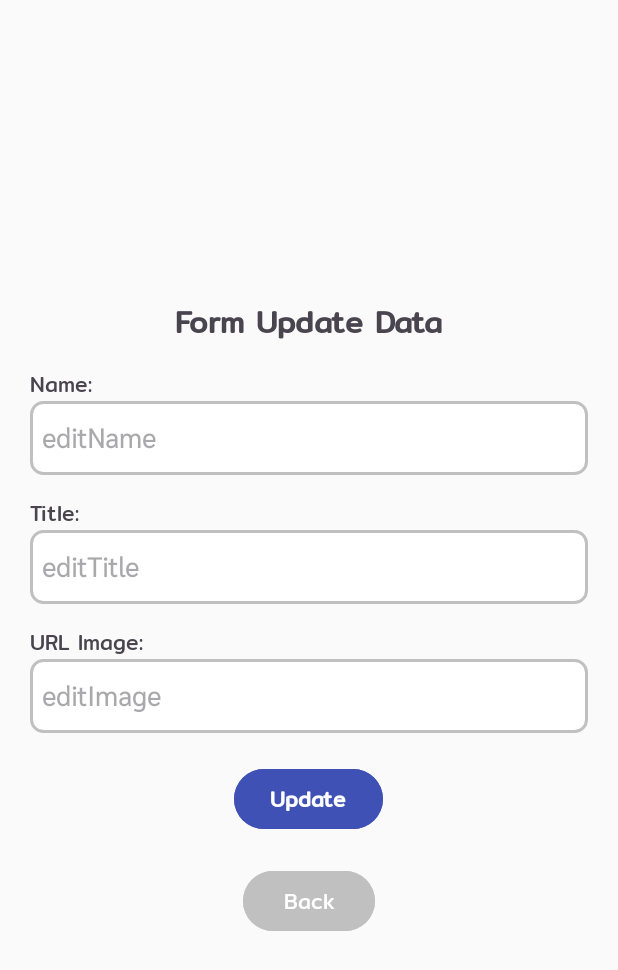
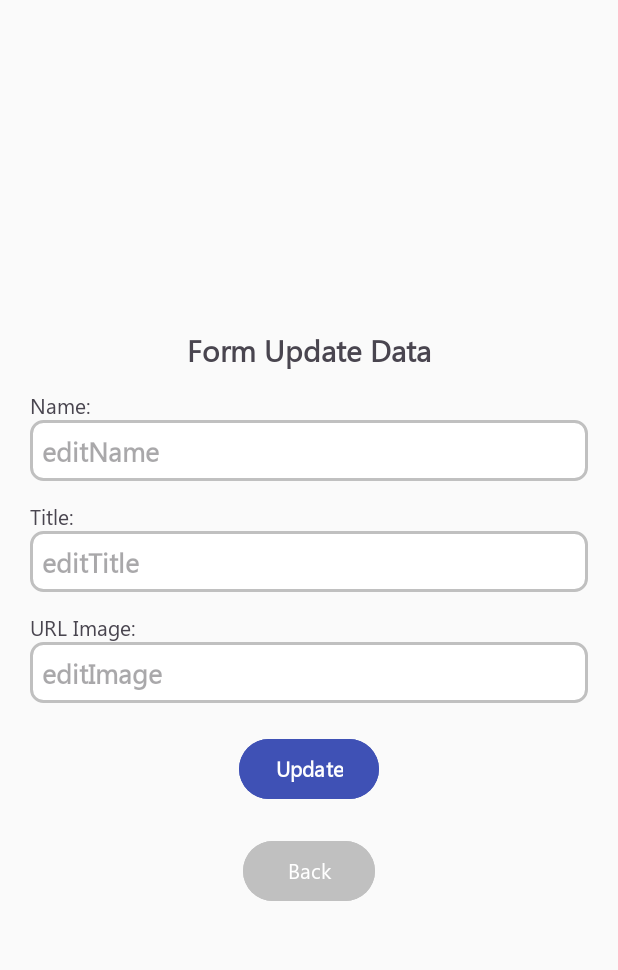
Before and after one commit to Demithier01/Cactus, an Android app: the UpdateFragment screen opened through its navigation route, on a phone screen of 412 x 824 dp. Shown: the top 970 px of the screen. Run offline under Robolectric (Android 15) with nearby library versions, the phone set to English and light mode, and no system bars.

Commit message:
update apply font

```diff
--- a/app/src/main/java/com/example/cactus/AddDataFragment.kt
+++ b/app/src/main/java/com/example/cactus/AddDataFragment.kt
@@ -36,9 +36,8 @@ class AddDataFragment : Fragment() {
 
             if ( id.isNotEmpty() && name.isNotEmpty() && title.isNotEmpty() && imageUrl.isNotEmpty()) {
                 val newSpeciesItem = SpeciesItem(id,name, title, imageUrl)
-                viewModel.createData(newSpeciesItem)
+                viewModel.createItem(newSpeciesItem)
 
-                // Navigate back to RetrofitFragment
                 findNavController().popBackStack()
             } else {
                 Toast.makeText(requireContext(), "Please fill in all fields", Toast.LENGTH_SHORT).show()
--- a/app/src/main/java/com/example/cactus/view/SpeciesAdapter.kt
+++ b/app/src/main/java/com/example/cactus/view/SpeciesAdapter.kt
@@ -47,20 +47,16 @@ class SpeciesAdapter(private var speciesList: List<SpeciesItem>,
            val alertDialogBuilder = MaterialAlertDialogBuilder(requireContext)
            alertDialogBuilder.setTitle("Confirm delete")
            alertDialogBuilder.setMessage("Are you sure you want to delete this ${speciesItem.name}?")
-
            alertDialogBuilder.setPositiveButton("Delete") { _, _ ->
-               // User clicked Yes, proceed with deletion
                onDeleteItem.invoke(speciesItem)
            }
 
            alertDialogBuilder.setNegativeButton("Cancel") { _, _ ->
-               // User clicked No, do nothing
            }
 
            val alertDialog = alertDialogBuilder.create()
            alertDialog.show()
        }
-
         }
 
     override fun onCreateViewHolder(parent: ViewGroup, viewType: Int): SpeciesViewHolder {
--- a/app/src/main/res/layout/fragment_detail.xml
+++ b/app/src/main/res/layout/fragment_detail.xml
@@ -32,7 +32,6 @@
                 android:layout_width="wrap_content"
                 android:layout_height="wrap_content"
                 android:layout_gravity="center_horizontal"
-                android:fontFamily="@font/mitr_regular"
                 android:text="name"
                 android:textSize="24dp"
                 android:textStyle="bold" />
@@ -60,7 +59,6 @@
                 android:layout_height="wrap_content"
                 android:layout_marginTop="20dp"
                 android:padding="8dp"
-                android:fontFamily="@font/sarabun_regular"
                 android:text="@string/description"
                 android:textSize="18dp" />
         </LinearLayout>
--- a/app/src/main/res/layout/fragment_update.xml
+++ b/app/src/main/res/layout/fragment_update.xml
@@ -7,6 +7,9 @@
     tools:context=".UpdateFragment"
     android:background="#FAFAFA">
 
+    <ScrollView
+        android:layout_width="match_parent"
+        android:layout_height="match_parent">
         <LinearLayout
             android:layout_width="match_parent"
             android:layout_height="wrap_content"
@@ -19,7 +22,6 @@
                 android:layout_width="wrap_content"
                 android:layout_height="wrap_content"
                 android:layout_gravity="center"
-                    android:fontFamily="@font/mitr_regular"
                 android:text="Form Update Data"
                 android:textSize="20dp"
                 android:textStyle="bold"/>
@@ -28,7 +30,6 @@
                 android:layout_width="wrap_content"
                 android:layout_height="wrap_content"
                 android:layout_marginTop="14dp"
-                    android:fontFamily="@font/mitr_regular"
                 android:text="Name: "
                 android:textSize="14dp"/>
 
@@ -38,7 +39,6 @@
                 android:layout_height="wrap_content"
                 android:background="@drawable/border_update"
                 android:padding="8dp"
-                    android:fontFamily="@font/sarabun_light"
                 android:hint="editName"
                 android:textColor="@color/colorGray"
                 android:textStyle="bold"/>
@@ -48,7 +48,6 @@
                 android:layout_width="wrap_content"
                 android:layout_height="wrap_content"
                 android:layout_marginTop="14dp"
-                    android:fontFamily="@font/mitr_regular"
                 android:text="Title: "
                 android:textSize="14dp" />
 
@@ -58,7 +57,6 @@
                 android:layout_height="wrap_content"
                 android:background="@drawable/border_update"
                 android:padding="8dp"
-                    android:fontFamily="@font/sarabun_light"
                 android:hint="editTitle"
                 android:textColor="@color/colorGray"
                 android:textStyle="bold" />
@@ -67,7 +65,6 @@
                 android:layout_width="wrap_content"
                 android:layout_height="wrap_content"
                 android:layout_marginTop="14dp"
-                    android:fontFamily="@font/mitr_regular"
                 android:text="URL Image: "
                 android:textSize="14dp" />
 
@@ -77,7 +74,6 @@
                 android:layout_height="wrap_content"
                 android:background="@drawable/border_update"
                 android:padding="8dp"
-                    android:fontFamily="@font/sarabun_light"
                 android:hint="editImage"
                 android:textColor="@color/colorGray"
                 android:textStyle="bold" />
@@ -89,7 +85,6 @@
                 android:layout_gravity="center"
                 android:layout_margin="20dp"
                 android:backgroundTint="@color/colorPrimary"
-                    android:fontFamily="@font/mitr_regular"
                 android:text="Update"
                 android:textStyle="bold" />
 
@@ -99,9 +94,10 @@
                 android:layout_height="wrap_content"
                 android:layout_gravity="center"
                 android:backgroundTint="@color/Silver"
-                    android:fontFamily="@font/mitr_regular"
                 android:text="Back" />
 
         </LinearLayout>
+    </ScrollView>
+
 
 </FrameLayout>
--- a/app/src/main/res/layout/retrofit_item.xml
+++ b/app/src/main/res/layout/retrofit_item.xml
@@ -45,7 +45,6 @@
                     android:layout_width="wrap_content"
                     android:layout_height="wrap_content"
                     android:layout_gravity="center"
-                    android:fontFamily="@font/mitr_regular"
                     android:textSize="20dp"
                     android:textStyle="bold" />
 
@@ -55,7 +54,6 @@
                     android:layout_height="wrap_content"
                     android:layout_marginTop="10dp"
                     android:layout_marginStart="10dp"
-                    android:fontFamily="@font/mitr_light"
                     android:text="id"
                     android:textSize="14dp"
                     android:textColor="@color/colorGray"/>
--- a/app/src/main/res/values/themes.xml
+++ b/app/src/main/res/values/themes.xml
@@ -8,9 +8,8 @@
         <item name="colorAccent">@color/Silver</item>
         <item name="android:windowActionBar">false</item>
         <item name="android:windowNoTitle">true</item>
+        <item name="android:fontFamily">@font/segoe_ui</item>
     </style>
-
-
     <style name="Theme.CaCtus" parent="Base.Theme.CaCtus" />
 
 
```
Also changed, not shown: app/src/main/java/com/example/cactus/UpdateFragment.kt (+3 -4 lines), app/src/main/java/com/example/cactus/retrofit/RetrofitFragment.kt (+2 -5 lines), app/src/main/java/com/example/cactus/retrofit/RetrofitViewModel.kt (+6 -7 lines), app/src/main/res/font/font.xml (+4 -15 lines), app/src/main/res/layout/fragment_add_data.xml (+5 -8 lines), app/src/main/res/font/kanit_light.ttf (deleted), app/src/main/res/font/kanit_regular.ttf (deleted), app/src/main/res/font/notoserifthai_light.ttf (deleted), app/src/main/res/font/notoserifthai_regular.ttf (deleted), app/src/main/res/font/segoe_ui.ttf (added). Lines whose indentation alone changed are shown as unchanged.
